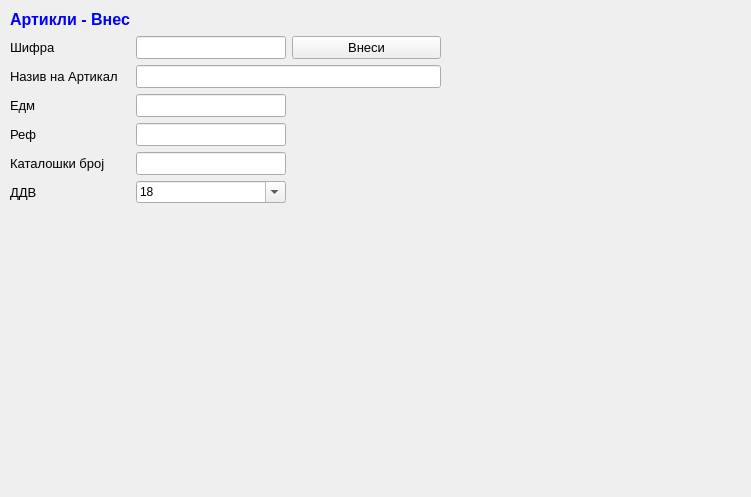
Qt form Fakturi/fakturivnes.ui (srgan/sterna_c) before a commit.
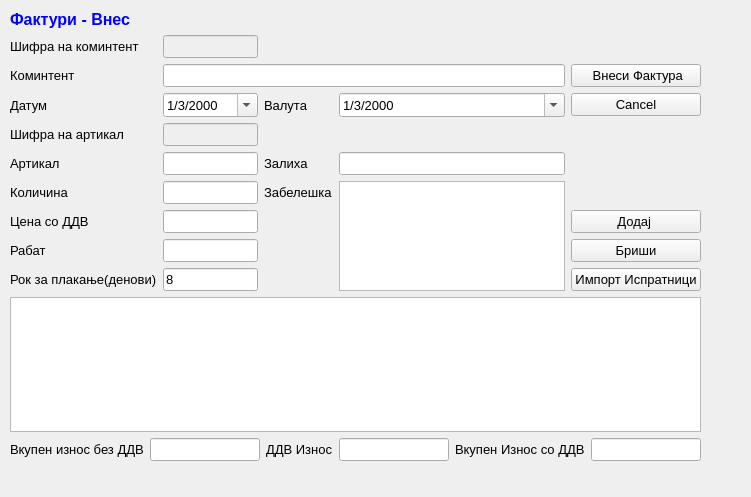
The same form after that commit. Icons and pictures are not drawn.

Patch:
```diff
--- a/Fakturi/fakturivnes.ui
+++ b/Fakturi/fakturivnes.ui
@@ -18,92 +18,91 @@
     <rect>
      <x>10</x>
      <y>10</y>
-     <width>581</width>
-     <height>381</height>
+     <width>691</width>
+     <height>451</height>
     </rect>
    </property>
+   <property name="font">
+    <font>
+     <pointsize>10</pointsize>
+    </font>
+   </property>
    <layout class="QGridLayout" name="gridLayout">
-    <item row="0" column="0">
-     <widget class="QLabel" name="label_6">
+    <item row="10" column="0">
+     <widget class="QLabel" name="label_9">
+      <property name="text">
+       <string>Рок за плакање(денови)</string>
+      </property>
+     </widget>
+    </item>
+    <item row="8" column="4">
+     <widget class="QPushButton" name="pushButton_3">
       <property name="font">
        <font>
         <pointsize>10</pointsize>
        </font>
       </property>
       <property name="text">
-       <string>&lt;html&gt;&lt;head/&gt;&lt;body&gt;&lt;p&gt;&lt;span style=&quot; font-size:12pt; font-weight:600; color:#0000ff;&quot;&gt;Артикли - Внес&lt;/span&gt;&lt;/p&gt;&lt;/body&gt;&lt;/html&gt;</string>
+       <string>Додај </string>
       </property>
      </widget>
     </item>
-    <item row="0" column="1">
-     <spacer name="horizontalSpacer_3">
-      <property name="orientation">
-       <enum>Qt::Horizontal</enum>
+    <item row="10" column="4">
+     <widget class="QPushButton" name="pushButtonA">
+      <property name="enabled">
+       <bool>true</bool>
       </property>
-      <property name="sizeHint" stdset="0">
-       <size>
-        <width>40</width>
-        <height>20</height>
-       </size>
+      <property name="text">
+       <string>Импорт Испратници</string>
       </property>
-     </spacer>
+     </widget>
     </item>
-    <item row="0" column="2">
-     <spacer name="horizontalSpacer_4">
-      <property name="orientation">
-       <enum>Qt::Horizontal</enum>
+    <item row="4" column="2">
+     <widget class="QLabel" name="label_11">
+      <property name="font">
+       <font>
+        <pointsize>10</pointsize>
+       </font>
       </property>
-      <property name="sizeHint" stdset="0">
-       <size>
-        <width>40</width>
-        <height>20</height>
-       </size>
+      <property name="text">
+       <string>Валута</string>
       </property>
-     </spacer>
+     </widget>
     </item>
-    <item row="0" column="3">
-     <spacer name="horizontalSpacer_5">
-      <property name="orientation">
-       <enum>Qt::Horizontal</enum>
-      </property>
-      <property name="sizeHint" stdset="0">
-       <size>
-        <width>40</width>
-        <height>20</height>
-       </size>
-      </property>
-     </spacer>
-    </item>
-    <item row="1" column="0">
-     <widget class="QLabel" name="label">
+    <item row="9" column="1">
+     <widget class="QLineEdit" name="lineEdit_6">
       <property name="font">
        <font>
         <pointsize>10</pointsize>
        </font>
       </property>
-      <property name="text">
-       <string>Шифра</string>
-      </property>
      </widget>
     </item>
-    <item row="1" column="1">
-     <widget class="QLineEdit" name="lineEdit_2">
+    <item row="0" column="0" colspan="2">
+     <widget class="QLabel" name="label_4">
       <property name="font">
        <font>
         <pointsize>10</pointsize>
        </font>
       </property>
+      <property name="text">
+       <string>&lt;!DOCTYPE HTML PUBLIC &quot;-//W3C//DTD HTML 4.0//EN&quot; &quot;http://www.w3.org/TR/REC-html40/strict.dtd&quot;&gt;
+&lt;html&gt;&lt;head&gt;&lt;meta name=&quot;qrichtext&quot; content=&quot;1&quot; /&gt;&lt;style type=&quot;text/css&quot;&gt;
+p, li { white-space: pre-wrap; }
+&lt;/style&gt;&lt;/head&gt;&lt;body style=&quot; font-family:'MS Shell Dlg 2'; font-size:10pt; font-weight:400; font-style:normal;&quot;&gt;
+&lt;p style=&quot; margin-top:0px; margin-bottom:0px; margin-left:0px; margin-right:0px; -qt-block-indent:0; text-indent:0px;&quot;&gt;&lt;span style=&quot; font-size:12pt; font-weight:600; color:#0000ff;&quot;&gt;Фактури - Внес&lt;/span&gt;&lt;/p&gt;&lt;/body&gt;&lt;/html&gt;</string>
+      </property>
      </widget>
     </item>
-    <item row="1" column="2">
-     <widget class="QPushButton" name="pushButton">
+    <item row="3" column="4">
+     <widget class="QPushButton" name="pushButton_4">
       <property name="font">
        <font>
         <pointsize>10</pointsize>
        </font>
       </property>
       <property name="text">
-       <string>Внеси</string>
+       <string> Внеси Фактура</string>
       </property>
       <property name="icon">
        <iconset>
@@ -111,7 +110,7 @@
       </property>
      </widget>
     </item>
-    <item row="2" column="0">
+    <item row="4" column="0">
      <widget class="QLabel" name="label_2">
       <property name="font">
        <font>
@@ -119,11 +118,23 @@
        </font>
       </property>
       <property name="text">
-       <string>Назив на Артикал</string>
+       <string>Датум</string>
       </property>
      </widget>
     </item>
-    <item row="3" column="0">
+    <item row="4" column="4">
+     <widget class="QPushButton" name="pushButton_5">
+      <property name="font">
+       <font>
+        <pointsize>10</pointsize>
+       </font>
+      </property>
+      <property name="text">
+       <string>Cancel</string>
+      </property>
+     </widget>
+    </item>
+    <item row="6" column="0">
      <widget class="QLabel" name="label_3">
       <property name="font">
        <font>
@@ -131,41 +142,183 @@
        </font>
       </property>
       <property name="text">
-       <string>Едм</string>
+       <string>Артикал</string>
       </property>
      </widget>
     </item>
-    <item row="3" column="1">
-     <widget class="QLineEdit" name="lineEdit_4">
+    <item row="9" column="0">
+     <widget class="QLabel" name="label_8">
       <property name="font">
        <font>
         <pointsize>10</pointsize>
        </font>
       </property>
+      <property name="text">
+       <string>Рабат</string>
+      </property>
      </widget>
     </item>
-    <item row="4" column="0">
-     <widget class="QLabel" name="label_4">
+    <item row="9" column="4">
+     <widget class="QPushButton" name="pushButton_6">
       <property name="font">
        <font>
         <pointsize>10</pointsize>
        </font>
       </property>
       <property name="text">
-       <string>Реф</string>
+       <string>Бриши</string>
+      </property>
+     </widget>
+    </item>
+    <item row="11" column="0" colspan="5">
+     <widget class="QTableView" name="tableView">
+      <property name="font">
+       <font>
+        <pointsize>10</pointsize>
+       </font>
       </property>
      </widget>
     </item>
     <item row="4" column="1">
+     <widget class="QDateTimeEdit" name="dateTimeEdit">
+      <property name="font">
+       <font>
+        <pointsize>10</pointsize>
+       </font>
+      </property>
+      <property name="date">
+       <date>
+        <year>2000</year>
+        <month>3</month>
+        <day>1</day>
+       </date>
+      </property>
+      <property name="displayFormat">
+       <string>d/M/yyyy</string>
+      </property>
+      <property name="calendarPopup">
+       <bool>true</bool>
+      </property>
+     </widget>
+    </item>
+    <item row="10" column="1">
+     <widget class="QLineEdit" name="lineEdit_7">
+      <property name="text">
+       <string>8</string>
+      </property>
+     </widget>
+    </item>
+    <item row="6" column="1">
+     <widget class="QLineEdit" name="lineEdit_2">
+      <property name="enabled">
+       <bool>true</bool>
+      </property>
+      <property name="font">
+       <font>
+        <pointsize>10</pointsize>
+       </font>
+      </property>
+      <property name="toolTip">
+       <string>&lt;html&gt;&lt;head/&gt;&lt;body&gt;&lt;p&gt;Притисни ЕНТЕР за да те однесе во листата&lt;/p&gt;&lt;/body&gt;&lt;/html&gt;</string>
+      </property>
+      <property name="readOnly">
+       <bool>false</bool>
+      </property>
+     </widget>
+    </item>
+    <item row="4" column="3">
+     <widget class="QDateTimeEdit" name="dateTimeEdit_2">
+      <property name="font">
+       <font>
+        <pointsize>10</pointsize>
+       </font>
+      </property>
+      <property name="date">
+       <date>
+        <year>2000</year>
+        <month>3</month>
+        <day>1</day>
+       </date>
+      </property>
+      <property name="displayFormat">
+       <string>d/M/yyyy</string>
+      </property>
+      <property name="calendarPopup">
+       <bool>true</bool>
+      </property>
+     </widget>
+    </item>
+    <item row="3" column="1" colspan="3">
+     <widget class="QLineEdit" name="lineEdit">
+      <property name="enabled">
+       <bool>true</bool>
+      </property>
+      <property name="font">
+       <font>
+        <pointsize>10</pointsize>
+       </font>
+      </property>
+      <property name="toolTip">
+       <string>&lt;html&gt;&lt;head/&gt;&lt;body&gt;&lt;p&gt;Притисни ЕНТЕР за да те однесе во листата&lt;/p&gt;&lt;/body&gt;&lt;/html&gt;</string>
+      </property>
+      <property name="readOnly">
+       <bool>false</bool>
+      </property>
+     </widget>
+    </item>
+    <item row="7" column="2">
+     <widget class="QLabel" name="label_10">
+      <property name="text">
+       <string>Забелешка</string>
+      </property>
+     </widget>
+    </item>
+    <item row="6" column="2">
+     <widget class="QLabel" name="label_7">
+      <property name="font">
+       <font>
+        <pointsize>10</pointsize>
+       </font>
+      </property>
+      <property name="text">
+       <string>Залиха</string>
+      </property>
+     </widget>
+    </item>
+    <item row="6" column="3">
      <widget class="QLineEdit" name="lineEdit_5">
       <property name="font">
        <font>
         <pointsize>10</pointsize>
        </font>
       </property>
+      <property name="readOnly">
+       <bool>true</bool>
+      </property>
      </widget>
     </item>
-    <item row="5" column="0">
+    <item row="7" column="3" rowspan="4">
+     <widget class="QTextEdit" name="textEdit"/>
+    </item>
+    <item row="8" column="1">
+     <widget class="QLineEdit" name="lineEdit_3">
+      <property name="font">
+       <font>
+        <pointsize>10</pointsize>
+       </font>
+      </property>
+     </widget>
+    </item>
+    <item row="7" column="1">
+     <widget class="QLineEdit" name="lineEdit_4">
+      <property name="font">
+       <font>
+        <pointsize>10</pointsize>
+       </font>
+      </property>
+     </widget>
+    </item>
+    <item row="8" column="0">
      <widget class="QLabel" name="label_5">
       <property name="font">
        <font>
@@ -173,78 +326,105 @@
        </font>
       </property>
       <property name="text">
-       <string>Каталошки број</string>
+       <string>Цена со ДДВ</string>
       </property>
      </widget>
     </item>
-    <item row="5" column="1">
-     <widget class="QLineEdit" name="lineEdit_6">
-      <property name="font">
-       <font>
-        <pointsize>10</pointsize>
-       </font>
-      </property>
-     </widget>
-    </item>
-    <item row="6" column="0">
-     <widget class="QLabel" name="label_11">
-      <property name="font">
-       <font>
-        <pointsize>10</pointsize>
-       </font>
-      </property>
-      <property name="text">
-       <string>ДДВ</string>
-      </property>
-     </widget>
-    </item>
-    <item row="6" column="1">
-     <widget class="QComboBox" name="comboBox">
-      <property name="editable">
-       <bool>true</bool>
-      </property>
-      <property name="currentIndex">
-       <number>2</number>
-      </property>
-      <item>
-       <property name="text">
-        <string>0</string>
-       </property>
-      </item>
-      <item>
-       <property name="text">
-        <string>5</string>
-       </property>
-      </item>
-      <item>
-       <property name="text">
-        <string>18</string>
-       </property>
-      </item>
-     </widget>
-    </item>
     <item row="7" column="0">
-     <spacer name="verticalSpacer">
-      <property name="orientation">
-       <enum>Qt::Vertical</enum>
+     <widget class="QLabel" name="label_6">
+      <property name="font">
+       <font>
+        <pointsize>10</pointsize>
+       </font>
       </property>
-      <property name="sizeHint" stdset="0">
-       <size>
-        <width>20</width>
-        <height>40</height>
-       </size>
+      <property name="text">
+       <string>Количина</string>
       </property>
-     </spacer>
+     </widget>
     </item>
-    <item row="2" column="1" colspan="2">
-     <widget class="QLineEdit" name="lineEdit_3">
+    <item row="12" column="0" colspan="5">
+     <layout class="QGridLayout" name="gridLayout_2">
+      <item row="0" column="0">
+       <widget class="QLabel" name="label_13">
+        <property name="text">
+         <string>Вкупен износ без ДДВ</string>
+        </property>
+       </widget>
+      </item>
+      <item row="0" column="1">
+       <widget class="QLineEdit" name="lineEdit_9">
+        <property name="readOnly">
+         <bool>true</bool>
+        </property>
+       </widget>
+      </item>
+      <item row="0" column="2">
+       <widget class="QLabel" name="label_14">
+        <property name="text">
+         <string>ДДВ Износ</string>
+        </property>
+       </widget>
+      </item>
+      <item row="0" column="3">
+       <widget class="QLineEdit" name="lineEdit_10">
+        <property name="readOnly">
+         <bool>true</bool>
+        </property>
+       </widget>
+      </item>
+      <item row="0" column="4">
+       <widget class="QLabel" name="label_15">
+        <property name="text">
+         <string>Вкупен Износ со ДДВ</string>
+        </property>
+       </widget>
+      </item>
+      <item row="0" column="5">
+       <widget class="QLineEdit" name="lineEdit_11">
+        <property name="readOnly">
+         <bool>true</bool>
+        </property>
+       </widget>
+      </item>
+     </layout>
+    </item>
+    <item row="3" column="0">
+     <widget class="QLabel" name="label">
       <property name="font">
        <font>
         <pointsize>10</pointsize>
        </font>
       </property>
-      <property name="toolTip">
-       <string/>
+      <property name="text">
+       <string>Коминтент</string>
+      </property>
+     </widget>
+    </item>
+    <item row="2" column="1">
+     <widget class="QLineEdit" name="lineEdit_8">
+      <property name="enabled">
+       <bool>false</bool>
+      </property>
+     </widget>
+    </item>
+    <item row="2" column="0">
+     <widget class="QLabel" name="label_12">
+      <property name="text">
+       <string>Шифра на коминтент</string>
+      </property>
+     </widget>
+    </item>
+    <item row="5" column="0">
+     <widget class="QLabel" name="label_16">
+      <property name="text">
+       <string>Шифра на артикал</string>
+      </property>
+     </widget>
+    </item>
+    <item row="5" column="1">
+     <widget class="QLineEdit" name="lineEdit_12">
+      <property name="enabled">
+       <bool>false</bool>
       </property>
      </widget>
     </item>
```
Left out of the diff: 24 changed lines with no effect on the pictures.
